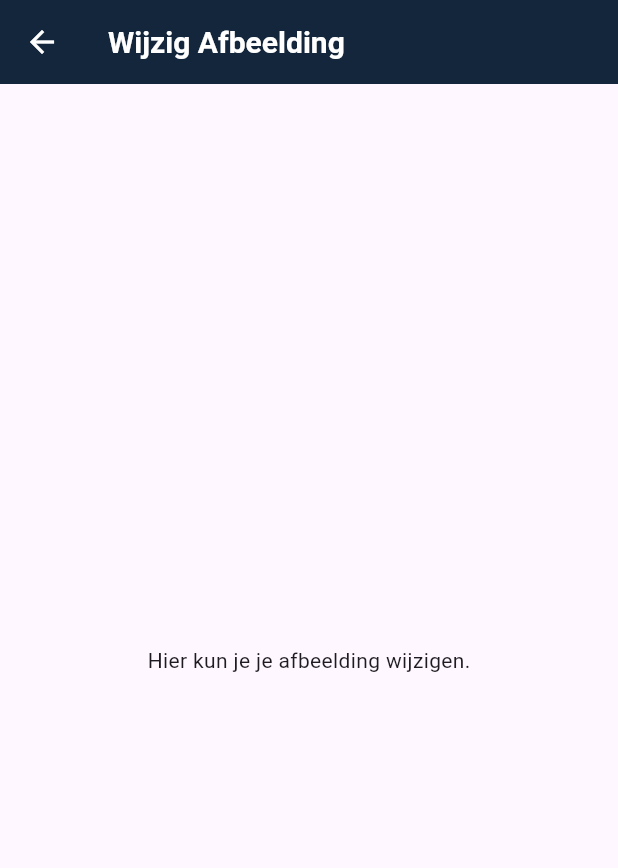
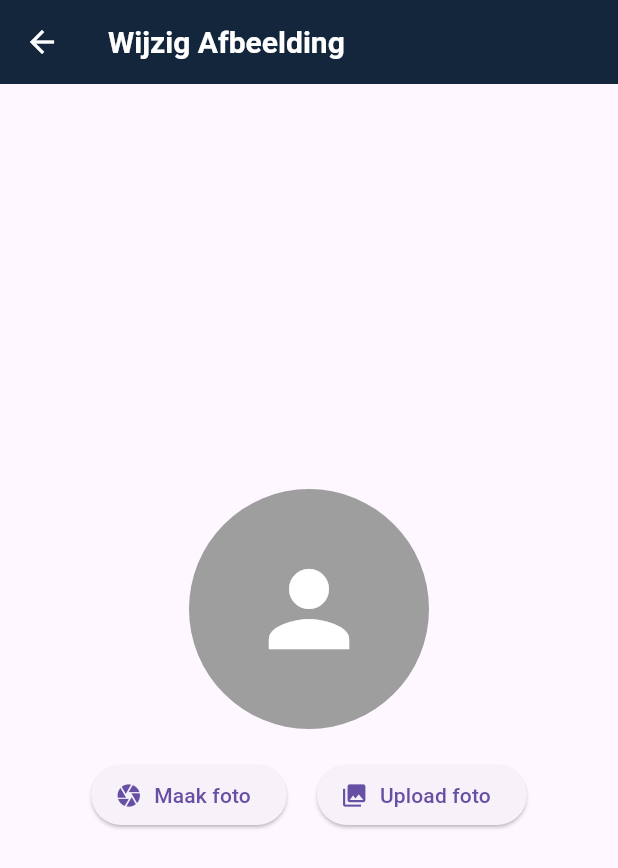
Before and after one commit to Strouwi-BV/buildbase_app_flutter, a Flutter app: the ChangeImageScreen screen opened by its route, on a phone screen of 412 x 824 dp. Shown: the top 868 px of the screen. Run offline on Flutter 3.47's test engine with Material 3 defaults, Android fonts, the phone set to English and light mode, and no system bars; our stand-ins replace go_router, image_picker; network calls fail.

Commit message:
change photo basic
+ toegevoegd in pubspec.yaml

```diff
--- a/lib/screens/change_image_screen.dart
+++ b/lib/screens/change_image_screen.dart
@@ -1,8 +1,27 @@
+// import 'package:buildbase_app_flutter/screens/header_bar_screen.dart';
 import 'package:flutter/material.dart';
-import 'package:buildbase_app_flutter/screens/header_bar_screen.dart';
+import 'package:image_picker/image_picker.dart';
+import 'dart:io';
 
-class ChangeImageScreen extends StatelessWidget {
+class ChangeImageScreen extends StatefulWidget {
   const ChangeImageScreen({Key? key}) : super(key: key);
+
+  @override
+  _ChangeImageScreenState createState() => _ChangeImageScreenState();
+}
+
+class _ChangeImageScreenState extends State<ChangeImageScreen> {
+  File? _image;
+  final ImagePicker _picker = ImagePicker();
+
+  Future<void> _pickImage(ImageSource source) async {
+    final pickedFile = await _picker.pickImage(source: source);
+    if (pickedFile != null) {
+      setState(() {
+        _image = File(pickedFile.path);
+      });
+    }
+  }
 
   @override
   Widget build(BuildContext context) {
@@ -24,8 +43,43 @@ class ChangeImageScreen extends StatelessWidget {
           },
         ),
       ),
-      body: Center(
-        child: Text('Hier kun je je afbeelding wijzigen.'),
+      body: Column(
+        mainAxisAlignment: MainAxisAlignment.center,
+        children: [
+          Center(
+            child: _image == null
+                ? const CircleAvatar(
+                    radius: 80,
+                    backgroundColor: Colors.grey,
+                    child: Icon(
+                      Icons.person,
+                      size: 80,
+                      color: Colors.white,
+                    ),
+                  )
+                : CircleAvatar(
+                    radius: 80,
+                    backgroundImage: FileImage(_image!),
+                  ),
+          ),
+          const SizedBox(height: 20),
+          Row(
+            mainAxisAlignment: MainAxisAlignment.center,
+            children: [
+              ElevatedButton.icon(
+                onPressed: () => _pickImage(ImageSource.camera),
+                icon: const Icon(Icons.camera),
+                label: const Text('Maak foto'),
+              ),
+              const SizedBox(width: 20),
+              ElevatedButton.icon(
+                onPressed: () => _pickImage(ImageSource.gallery),
+                icon: const Icon(Icons.photo_library),
+                label: const Text('Upload foto'),
+              ),
+            ],
+          ),
+        ],
       ),
     );
   }
--- a/pubspec.yaml
+++ b/pubspec.yaml
@@ -33,7 +33,7 @@ dependencies:
   cupertino_icons: ^1.0.8
   intl: ^0.17.0  # Voeg deze regel toe
   go_router: ^12.1.1  # Ensure this is the latest version
-
+  image_picker: ^1.0.4
 
 dev_dependencies:
   flutter_test:
```
